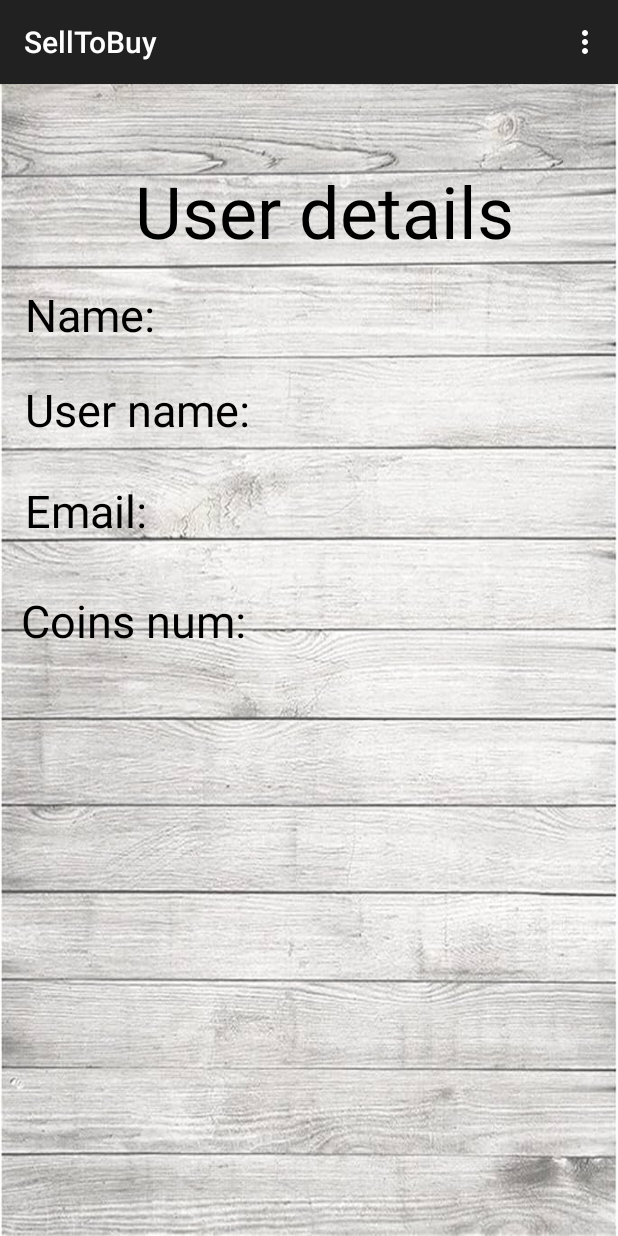
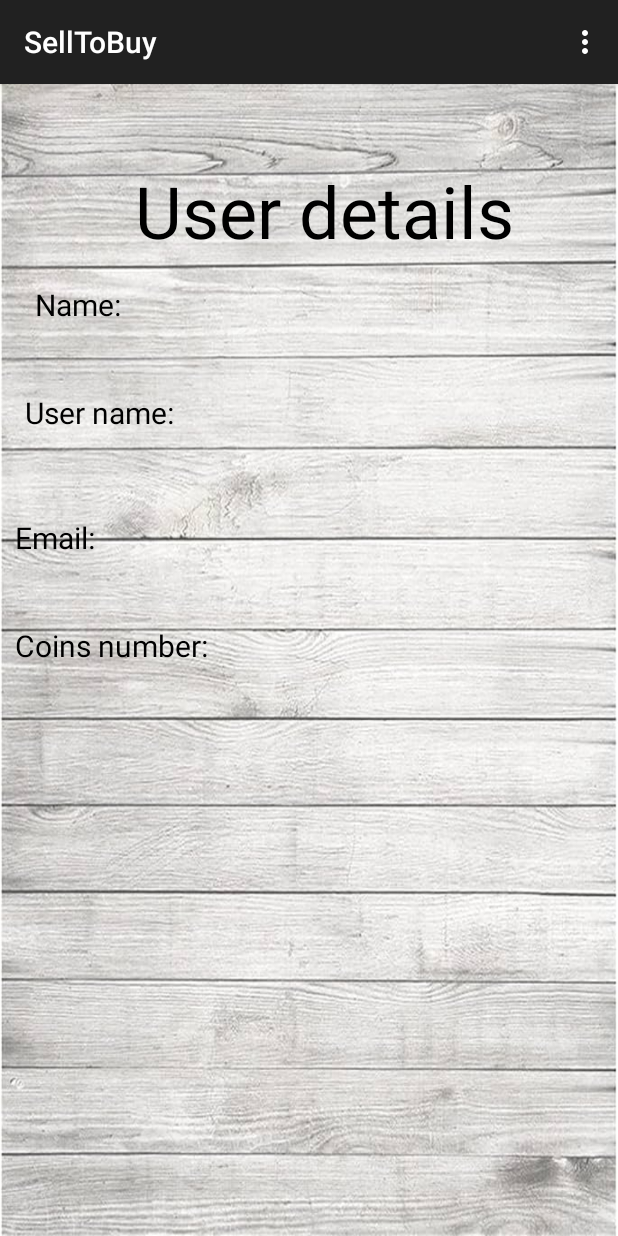
Before and after one commit to liamshmilo2/SellToBuy, an Android app: the screen it shows after launch once a user with an empty profile is signed in (Userdetails), in the options menu, after a tap on "User details", on a phone screen of 412 x 824 dp. Run offline under Robolectric (Android 15) with nearby library versions, the phone set to English and light mode, and no system bars; our stand-ins replace Firebase (no records; nobody signed in at launch, a user with empty details on screens opened directly); 4 statements that could not run were skipped.

Commit message:
final 5/11/23

```diff
--- a/app/src/main/java/com/example/selltobuy/Buyproduct.java
+++ b/app/src/main/java/com/example/selltobuy/Buyproduct.java
@@ -23,7 +23,7 @@ public class Buyproduct extends AppCompatActivity {
         super.onCreate(savedInstanceState);
         setContentView(R.layout.activity_buyproduct);
         firebaseController = new FirebaseController(this);
-        firebaseController.read();
+
 
 
         products = new ArrayList<>();
--- a/app/src/main/java/com/example/selltobuy/FirebaseController.java
+++ b/app/src/main/java/com/example/selltobuy/FirebaseController.java
@@ -117,13 +117,14 @@ public class FirebaseController {
         context.startActivity(new Intent(context,MainActivity.class));
     }
 
-    public void read()
+    public void read(IFirebaseCallback firebaseCallback)
     {
         FirebaseUser user = getAuth().getCurrentUser();
         getMYREF("users").child(user.getUid()).addValueEventListener(new ValueEventListener() {
             @Override
             public void onDataChange(DataSnapshot dataSnapshot) {
                 User value = dataSnapshot.getValue(User.class);
+                firebaseCallback.onCallbackUser(value);
                 Log.d("TAG", "Value is: " + value);
             }
 
--- /dev/null
+++ b/app/src/main/java/com/example/selltobuy/IFirebaseCallback.java
@@ -0,0 +1,5 @@
+package com.example.selltobuy;
+
+public interface IFirebaseCallback {
+    void onCallbackUser(User user);
+}
--- a/app/src/main/java/com/example/selltobuy/Userdetails.java
+++ b/app/src/main/java/com/example/selltobuy/Userdetails.java
@@ -8,7 +8,7 @@ import android.view.Menu;
 import android.view.MenuItem;
 import android.widget.TextView;
 
-public class Userdetails extends AppCompatActivity {
+public class Userdetails extends AppCompatActivity implements IFirebaseCallback {
 
     TextView nameDetails,usernamedetails,emaildetails,coinsDetails;
     FirebaseController firebaseController;
@@ -22,6 +22,8 @@ public class Userdetails extends AppCompatActivity {
         emaildetails=findViewById(R.id.emaildetails);
         coinsDetails=findViewById(R.id.coinsDetails);
         firebaseController=new FirebaseController(this);
+        firebaseController.read(this);
+
 
 
     }
@@ -52,4 +54,13 @@ public class Userdetails extends AppCompatActivity {
         }
         return true;
     }
+
+    @Override
+    public void onCallbackUser(User user) {
+        nameDetails.setText("Name: " + user.getName());
+        usernamedetails.setText("User name: " + user.getUserName());
+        emaildetails.setText("Email: " + user.getEmail());
+        coinsDetails.setText("Coin number: " + user.getCoin());
+    }
+
 }
--- a/app/src/main/res/layout/activity_userdetails.xml
+++ b/app/src/main/res/layout/activity_userdetails.xml
@@ -25,58 +25,58 @@
 
     <TextView
         android:id="@+id/nameDetails"
-        android:layout_width="110dp"
-        android:layout_height="43dp"
+        android:layout_width="287dp"
+        android:layout_height="52dp"
         android:layout_marginStart="23dp"
         android:layout_marginTop="16dp"
         android:layout_marginEnd="328dp"
         android:text="Name:"
         android:textColor="@color/black"
-        android:textSize="30sp"
+        android:textSize="20sp"
         app:layout_constraintEnd_toEndOf="parent"
-        app:layout_constraintHorizontal_bias="0.14"
+        app:layout_constraintHorizontal_bias="0.0"
         app:layout_constraintStart_toStartOf="parent"
         app:layout_constraintTop_toBottomOf="@+id/user" />
 
     <TextView
         android:id="@+id/usernamedetails"
-        android:layout_width="215dp"
-        android:layout_height="47dp"
+        android:layout_width="361dp"
+        android:layout_height="59dp"
         android:layout_marginTop="20dp"
         android:layout_marginEnd="328dp"
         android:text="User name:"
         android:textColor="@color/black"
-        android:textSize="30sp"
+        android:textSize="20sp"
         app:layout_constraintEnd_toEndOf="parent"
-        app:layout_constraintHorizontal_bias="0.0"
+        app:layout_constraintHorizontal_bias="0.023"
         app:layout_constraintStart_toStartOf="@+id/nameDetails"
         app:layout_constraintTop_toBottomOf="@+id/nameDetails" />
 
     <TextView
         android:id="@+id/emaildetails"
-        android:layout_width="136dp"
-        android:layout_height="53dp"
-        android:layout_marginTop="20dp"
+        android:layout_width="397dp"
+        android:layout_height="64dp"
+        android:layout_marginTop="24dp"
         android:layout_marginEnd="332dp"
         android:text="Email:"
         android:textColor="@color/black"
-        android:textSize="30sp"
+        android:textSize="20sp"
         app:layout_constraintEnd_toEndOf="parent"
-        app:layout_constraintHorizontal_bias="0.0"
+        app:layout_constraintHorizontal_bias="0.02"
         app:layout_constraintStart_toStartOf="@+id/usernamedetails"
         app:layout_constraintTop_toBottomOf="@+id/usernamedetails" />
 
     <TextView
         android:id="@+id/coinsDetails"
-        android:layout_width="201dp"
-        android:layout_height="48dp"
-        android:layout_marginTop="20dp"
+        android:layout_width="327dp"
+        android:layout_height="54dp"
+        android:layout_marginTop="8dp"
         android:layout_marginEnd="332dp"
-        android:text="Coins num:"
+        android:text="Coins number:"
         android:textColor="@color/black"
-        android:textSize="30sp"
+        android:textSize="20sp"
         app:layout_constraintEnd_toEndOf="parent"
-        app:layout_constraintHorizontal_bias="0.02"
+        app:layout_constraintHorizontal_bias="0.0"
         app:layout_constraintStart_toStartOf="@+id/emaildetails"
         app:layout_constraintTop_toBottomOf="@+id/emaildetails" />
 </androidx.constraintlayout.widget.ConstraintLayout>
```
